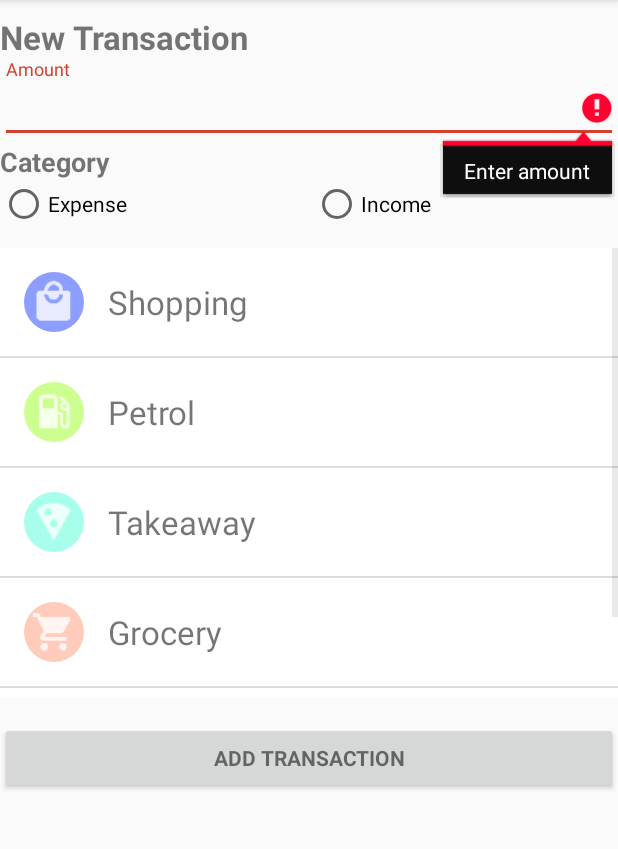
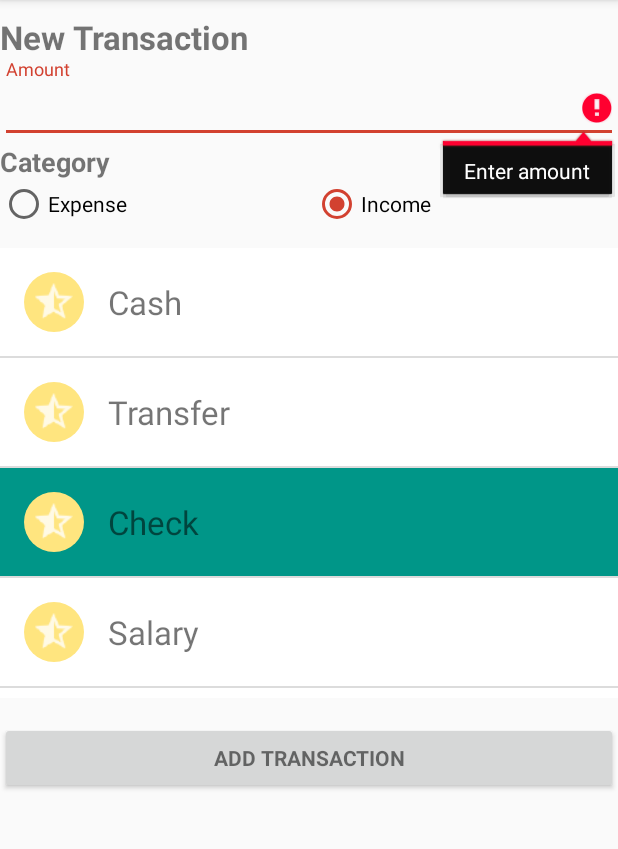
Before and after one commit to KrzysztofDziurawiec/BudgetApp, an Android app: the TransactionActivity screen opened directly, with no data from a screen before it, after a tap on "ADD TRANSACTION", on a phone screen of 412 x 824 dp, the part 84-933 px from its top. Run offline under Robolectric (Android 15) with nearby library versions, the phone set to English and light mode, and no system bars; 1 statement that could not run was skipped; 3 other taps on this screen came first.

Commit message:
code refactoring and bug fixing

```diff
--- a/app/src/main/java/com/example/kdziurawiec/budgetapp/activity/TransactionActivity.java
+++ b/app/src/main/java/com/example/kdziurawiec/budgetapp/activity/TransactionActivity.java
@@ -6,6 +6,7 @@ import android.content.SharedPreferences;
 import android.graphics.Color;
 import android.graphics.PorterDuff;
 import android.os.Bundle;
+import android.support.v4.content.ContextCompat;
 import android.support.v7.app.AppCompatActivity;
 import android.support.v7.widget.Toolbar;
 import android.text.format.DateFormat;
@@ -18,11 +19,14 @@ import android.widget.Button;
 import android.widget.EditText;
 import android.widget.ImageView;
 import android.widget.ListView;
+import android.widget.RadioButton;
 import android.widget.TextView;
 import android.widget.Toast;
 
 import com.example.kdziurawiec.budgetapp.R;
 import com.example.kdziurawiec.budgetapp.interfaces.TransactionRetriever;
+import com.example.kdziurawiec.budgetapp.model.Category;
+import com.example.kdziurawiec.budgetapp.model.CategoryManager;
 import com.example.kdziurawiec.budgetapp.model.DatabaseHelper;
 import com.example.kdziurawiec.budgetapp.model.MyApplication;
 import com.example.kdziurawiec.budgetapp.model.Transaction;
@@ -36,13 +40,14 @@ public class TransactionActivity extends AppCompatActivity implements  View.OnCl
     private Toolbar toolbar;
     private ListView mListView;
     private MyAdapter adapter;
-    private ArrayList<String> categoryList;
-    private String selectedCategory;
+    private ArrayList<Category> categoryList;
+    private Category selectedCategory;
     private Double amount;
     private DatabaseHelper myFirebaseHelper;
     //MyApp class which stores values across activities
     MyApplication myApp;
     View updateview;
+    CategoryManager categoryManager;
 
     @Override
     protected void onCreate(Bundle savedInstanceState) {
@@ -54,17 +59,22 @@ public class TransactionActivity extends AppCompatActivity implements  View.OnCl
         getSupportActionBar().setDisplayHomeAsUpEnabled(true);
 
         myApp = ((MyApplication) getApplicationContext());
+        categoryManager = new CategoryManager();
+        categoryList = new ArrayList<>();
+
 
         Button addTransBtn = (Button)findViewById(R.id.addTransactionBtn);
         addTransBtn.setOnClickListener(this);
 
+        RadioButton expense_rb = (RadioButton) findViewById(R.id.radio_tran_expense);
+        RadioButton income_rb = (RadioButton) findViewById(R.id.radio_tran_income);
+        expense_rb.setChecked(true);
 
-        categoryList = new ArrayList<>();
-        categoryList.add(getResources().getString(R.string.category_1));
-        categoryList.add(getResources().getString(R.string.category_2));
-        categoryList.add(getResources().getString(R.string.category_3));
-        categoryList.add(getResources().getString(R.string.category_4));
-        categoryList.add(getResources().getString(R.string.category_5));
+        if (expense_rb.isChecked()){
+            categoryList = categoryManager.getExpenseCategoryList();
+        }else if(income_rb.isChecked()){
+            categoryList = categoryManager.getIncomeCategoryList();
+        }
 
         mListView = (ListView) findViewById(R.id.categoryList);
         //ArrayAdapter adapter = new ArrayAdapter(getActivity(), android.R.layout.simple_list_item_1, memberList);
@@ -77,8 +87,27 @@ public class TransactionActivity extends AppCompatActivity implements  View.OnCl
                 if (updateview != null) updateview.setBackgroundColor(Color.TRANSPARENT);
                 updateview = view;
 
-                view.setBackgroundColor( getResources().getColor(R.color.colorPrimary));;
+                view.setBackgroundColor( getResources().getColor(R.color.colorPrimary));
                 selectedCategory= categoryList.get(position);
+            }
+        });
+        //checking for radio btn income/expense and resetting adapter
+        expense_rb.setOnClickListener(new View.OnClickListener() {
+            @Override
+            public void onClick(View v) {
+                categoryList = categoryManager.getExpenseCategoryList();
+                adapter.clear();
+                adapter.addAll(categoryList);
+                adapter.notifyDataSetChanged();
+            }
+        });
+        income_rb.setOnClickListener(new View.OnClickListener() {
+            @Override
+            public void onClick(View v) {
+                categoryList = categoryManager.getIncomeCategoryList();
+                adapter.clear();
+                adapter.addAll(categoryList);
+                adapter.notifyDataSetChanged();
             }
         });
     }
@@ -99,8 +128,14 @@ public class TransactionActivity extends AppCompatActivity implements  View.OnCl
     public void createTransaction(){
         View focusView = null;
 
+
+
         EditText amount_et = (EditText)findViewById(R.id.amountEditText);
+        try{
             amount = Double.parseDouble(amount_et.getText().toString());
+        }catch (NumberFormatException e){
+            Toast.makeText(getBaseContext(), R.string.error_field_required_transaction, Toast.LENGTH_LONG).show();
+        }
 
         //getting shared pref for account id
         SharedPreferences sharedPref = getBaseContext().getSharedPreferences("BudgetAppSettings", Context.MODE_PRIVATE);
@@ -112,14 +147,17 @@ public class TransactionActivity extends AppCompatActivity implements  View.OnCl
         Date date = new Date();
         CharSequence stringDate = DateFormat.format("dd-MM-yy hh:mm", date.getTime());
 
-        // Check for a valid amount.
+        //check for selected category and valid amount
         if ((amount == null)||(amount==0)) {
             amount_et.setError(getString(R.string.error_field_required_transaction));
             focusView = amount_et;
             focusView.requestFocus();
         }else{
+            if(selectedCategory==null){
+                Toast.makeText(getBaseContext(), R.string.error_category_transaction, Toast.LENGTH_LONG).show();
+            }else{
 
-            Transaction newTransaction = new Transaction(username, stringDate.toString(),selectedCategory,amount);
+                Transaction newTransaction = new Transaction(username, stringDate.toString(),selectedCategory.getName(),amount, selectedCategory.getIsExpense());
 
                 // creating new transaction in firebase
                 myFirebaseHelper = new DatabaseHelper();
@@ -127,7 +165,7 @@ public class TransactionActivity extends AppCompatActivity implements  View.OnCl
                     @Override
                     public void get(Transaction transaction, String accountId, String message) {
                         Toast.makeText(getBaseContext(), message, Toast.LENGTH_LONG).show();
-                    //intent to CreateAccountActivity
+                        //intent to MainActivity
                         Intent intent = new Intent(getBaseContext(), MainActivity.class);
                         startActivity(intent);
                         finish();
@@ -144,14 +182,14 @@ public class TransactionActivity extends AppCompatActivity implements  View.OnCl
                     }
                 });
             }
-
+        }
     }
 
 
 
 
     //custom adapter list
-    public class MyAdapter extends ArrayAdapter<String> {
+    public class MyAdapter extends ArrayAdapter<Category> {
         public MyAdapter() {
             // We have to use ExampleListActivity.this to refer to the outer class (the activity)
             super(getBaseContext() , android.R.layout.simple_list_item_1, categoryList);
@@ -165,37 +203,23 @@ public class TransactionActivity extends AppCompatActivity implements  View.OnCl
             }
             TextView title = (TextView) view.findViewById(R.id.categoryTextView);
 
-            String category = categoryList.get(index);
+            String category = categoryList.get(index).getName();
             title.setText(category);
 
             //setting different icon for category
-
             ImageView icon = (ImageView) view.findViewById(R.id.listIcon);
 
-            icon.setImageResource(R.drawable.ic_category_4);
-            icon.getBackground().setColorFilter(getResources().getColor(R.color.colorIconRed), PorterDuff.Mode.MULTIPLY);
-
-            if(category.toUpperCase().equals((getResources().getString(R.string.category_1)).toUpperCase())){
-                icon.setImageResource(R.drawable.ic_category_1);
-                icon.getBackground().setColorFilter(getResources().getColor(R.color.colorIconIndigo), PorterDuff.Mode.MULTIPLY);
+            //searching for matching category
+            for(Category cat : categoryList){
+                String image = cat.getImageResource();
+                String backgroundColor = cat.getBackgroundColor();
+                //if category name match assign image and color
+                if(category.toUpperCase().equals(cat.getName().toUpperCase())){
+                    icon.setImageResource(getResources().getIdentifier(image, "drawable", getContext().getPackageName()));
+                    int backgroundColor2 = ContextCompat.getColor(getContext(), getResources().getIdentifier(backgroundColor, "color", getContext().getPackageName())); ;
+                    icon.getBackground().setColorFilter(backgroundColor2, PorterDuff.Mode.MULTIPLY);
                 }
-            else if(category.toUpperCase().equals((getResources().getString(R.string.category_2)).toUpperCase())){
-                icon.setImageResource(R.drawable.ic_category_2);
-                icon.getBackground().setColorFilter(getResources().getColor(R.color.colorIconGreen), PorterDuff.Mode.MULTIPLY);
             }
-            else if(category.toUpperCase().equals((getResources().getString(R.string.category_3)).toUpperCase())){
-                icon.setImageResource(R.drawable.ic_category_3);
-                icon.getBackground().setColorFilter(getResources().getColor(R.color.colorIconTeal), PorterDuff.Mode.MULTIPLY);
-            }
-            else if(category.toUpperCase().equals((getResources().getString(R.string.category_4)).toUpperCase())){
-                icon.setImageResource(R.drawable.ic_category_4);
-                icon.getBackground().setColorFilter(getResources().getColor(R.color.colorDeepOrange), PorterDuff.Mode.MULTIPLY);
-            }
-            else if(category.toUpperCase().equals((getResources().getString(R.string.category_5)).toUpperCase())){
-                icon.setImageResource(R.drawable.ic_category_5);
-                icon.getBackground().setColorFilter(getResources().getColor(R.color.colorIconBlueGrey), PorterDuff.Mode.MULTIPLY);
-            }
-
             return view;
         }
 
```
Also changed, not shown: app/src/main/java/com/example/kdziurawiec/budgetapp/activity/CreateAccountActivity.java (+12 -2 lines), app/src/main/java/com/example/kdziurawiec/budgetapp/activity/LoginActivity.java (+79 -7 lines), app/src/main/java/com/example/kdziurawiec/budgetapp/activity/MainActivity.java (+56 -26 lines), 103 other files. Lines whose indentation alone changed are shown as unchanged.
